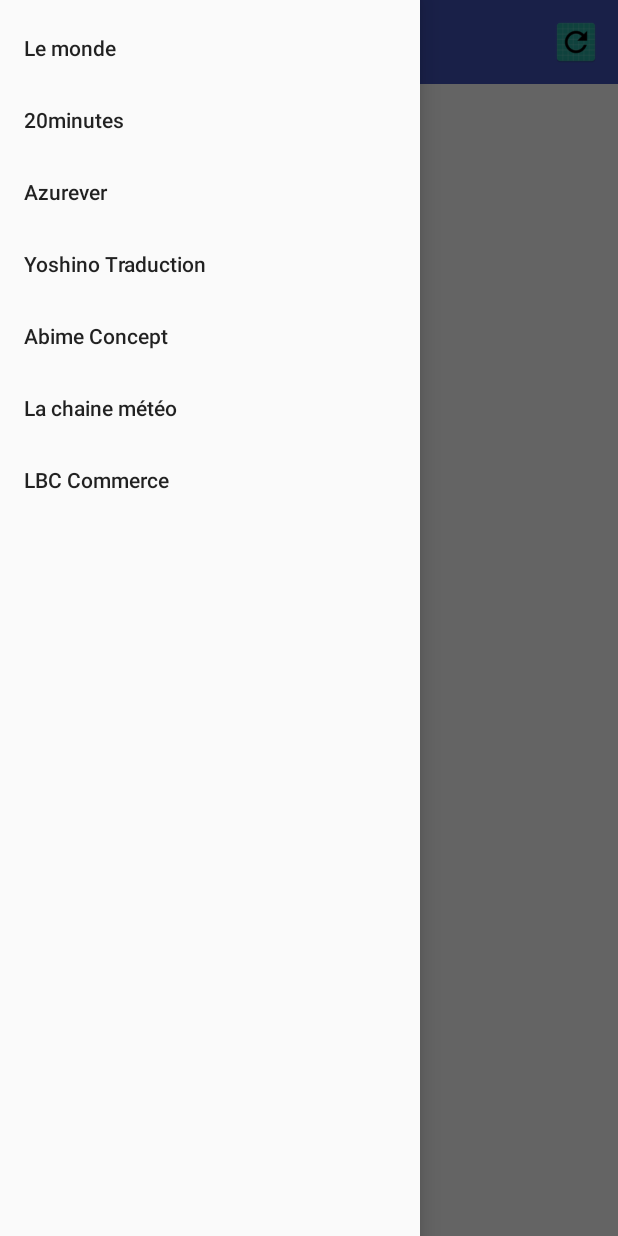
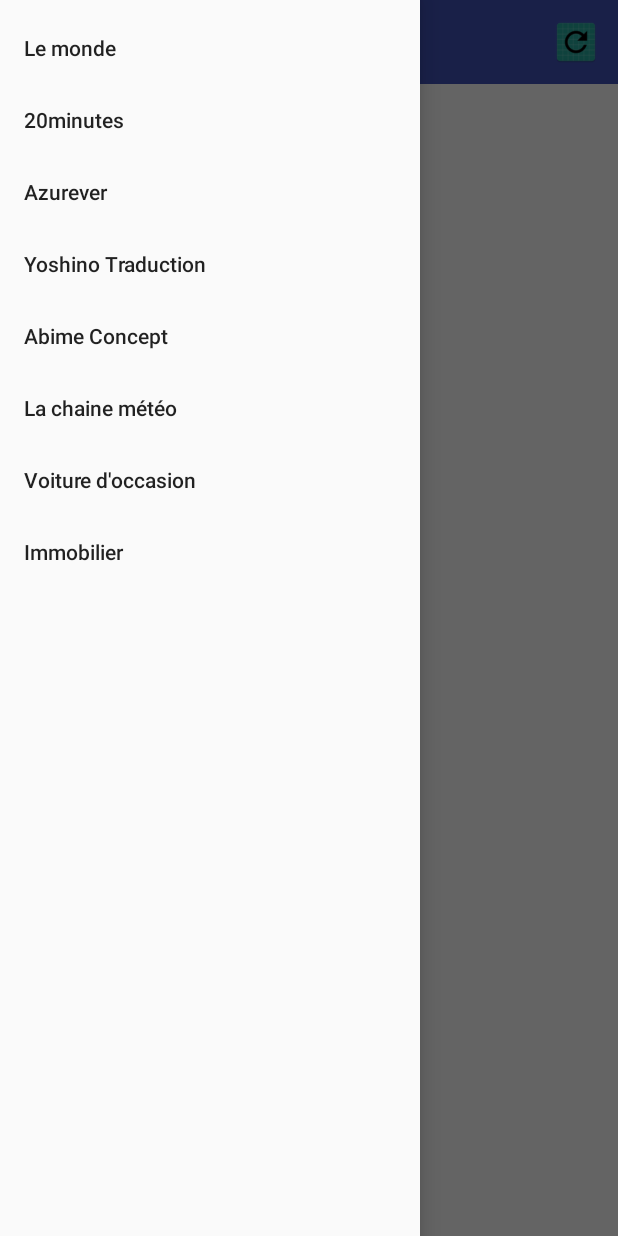
Before and after one commit to bennismehdi/Keep-n-Touch, an Android app: the NewsActivity screen opened directly, with no data from a screen before it, with the side drawer open, on a phone screen of 412 x 824 dp. Run offline under Robolectric (Android 15) with nearby library versions, the phone set to English and light mode, and no system bars; 1 statement that could not run was skipped.

Commit message:
bonnification de la partie news

```diff
--- a/app/src/main/java/co/example/um2/aigle/alo/Common/Commerce/MultipleMaps.java
+++ b/app/src/main/java/co/example/um2/aigle/alo/Common/Commerce/MultipleMaps.java
@@ -38,7 +38,7 @@ public class MultipleMaps extends AppCompatActivity implements OnMapReadyCallbac
         LatLng loc = null;
         for(Item i : items){
             loc  = new LatLng(Double.parseDouble(i.getLattitude().toString()), Double.parseDouble(i.getLongitude().toString()));
-            googleMap.addMarker(new MarkerOptions().position(loc).title(i.getItem()));
+            googleMap.addMarker(new MarkerOptions().position(loc).title(i.getItem() + " " + i.getTelephone()));
         }
 
         googleMap.moveCamera(CameraUpdateFactory.newLatLng(loc));
--- a/app/src/main/res/menu/menu_news.xml
+++ b/app/src/main/res/menu/menu_news.xml
@@ -23,7 +23,10 @@
     <item android:title="La chaine météo" android:id="@+id/lachainemeteo">
 
     </item>
-    <item android:title="LBC Commerce" android:id="@+id/commerce">
+    <item android:title="Voiture d'occasion" android:id="@+id/occasion">
+
+    </item>
+    <item android:title="Immobilier" android:id="@+id/immobilier">
 
     </item>
 </menu>
```
Also changed, not shown: app/src/main/java/co/example/um2/aigle/alo/Common/News/NewsActivity.java (+8 -2 lines).
